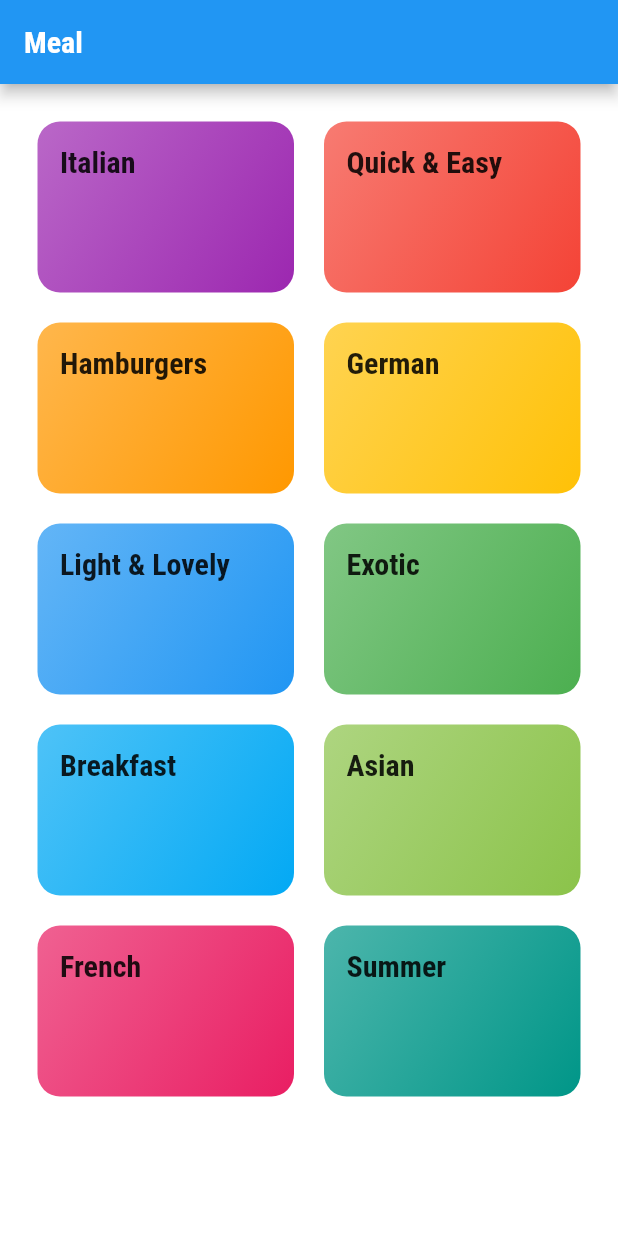
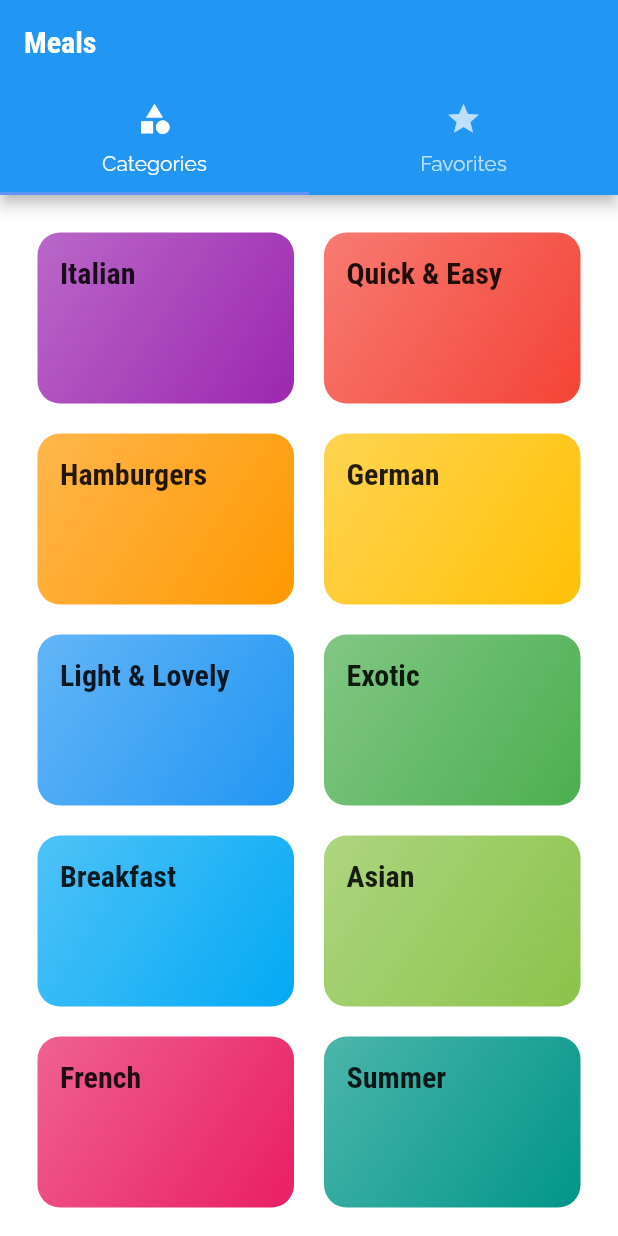
Before and after one commit to JayBee007/2021Q4, a Flutter app: the screen it shows after launch, on a phone screen of 412 x 824 dp. Run offline on Flutter 3.47's test engine with Material 2 defaults, Android fonts, the phone set to English and light mode, and no system bars.

Commit message:
feat (flutter-meal-app): add tabs screen

```diff
--- a/flutter_meal_app/lib/main.dart
+++ b/flutter_meal_app/lib/main.dart
@@ -2,8 +2,9 @@ import 'package:flut_exp/screens/recipe_screen.dart';
 import 'package:flutter/material.dart';
 
 import './config/palette.dart';
-import './screens/categories_screen.dart';
+
 import './screens/meals_screen.dart';
+import './screens/tabs_screen.dart';
 
 void main() => runApp(const MealApp());
 
@@ -31,7 +32,7 @@ class MealApp extends StatelessWidget {
           )
         )
       ),
-      home: CategoriesScreen(key: key),
+      home: const TabScreen(),
       routes: {
         MealsScreen.routeName:(context) => const MealsScreen(),
         RecipeScreen.routeName: (context) => const RecipeScreen()
--- a/flutter_meal_app/lib/screens/categories_screen.dart
+++ b/flutter_meal_app/lib/screens/categories_screen.dart
@@ -8,9 +8,7 @@ class CategoriesScreen extends StatelessWidget {
 
   @override
   Widget build(BuildContext context) {
-    return Scaffold(
-        appBar: AppBar(title: const Text('Meal')),
-        body: GridView(
+    return GridView(
           padding: const EdgeInsets.all(25),
           gridDelegate: const SliverGridDelegateWithMaxCrossAxisExtent(
             maxCrossAxisExtent: 200,
@@ -24,6 +22,6 @@ class CategoriesScreen extends StatelessWidget {
                   title: category.title,
                   color: category.color))
               .toList(),
-        ));
+        );
   }
 }
--- /dev/null
+++ b/flutter_meal_app/lib/screens/favorites_screen.dart
@@ -0,0 +1,13 @@
+import 'package:flutter/material.dart';
+
+class FavoriteScreen extends StatelessWidget {
+
+  const FavoriteScreen({Key? key}) : super(key: key);
+
+  @override
+  Widget build(BuildContext context) {
+    return const Center(
+      child:  Text("The Favorites"),
+    );
+  }
+}
--- /dev/null
+++ b/flutter_meal_app/lib/screens/tabs_screen.dart
@@ -0,0 +1,31 @@
+import 'package:flutter/material.dart';
+
+import './categories_screen.dart';
+import './favorites_screen.dart';
+class TabScreen extends StatefulWidget {
+  const TabScreen({Key? key}) : super(key: key);
+
+  @override
+  TabScreenState createState() => TabScreenState();
+}
+
+class TabScreenState extends State<TabScreen> {
+  @override
+  Widget build(BuildContext context) {
+    return DefaultTabController(
+        length: 2,
+        child: Scaffold(
+          appBar: AppBar(
+            title: const Text('Meals'),
+            bottom: const TabBar(tabs: [
+              Tab(icon: Icon(Icons.category), text: 'Categories'),
+              Tab(icon: Icon(Icons.star), text: 'Favorites')
+            ]),
+          ),
+          body: const TabBarView(children: [
+             CategoriesScreen(),
+             FavoriteScreen()
+          ]),
+        ));
+  }
+}
```
